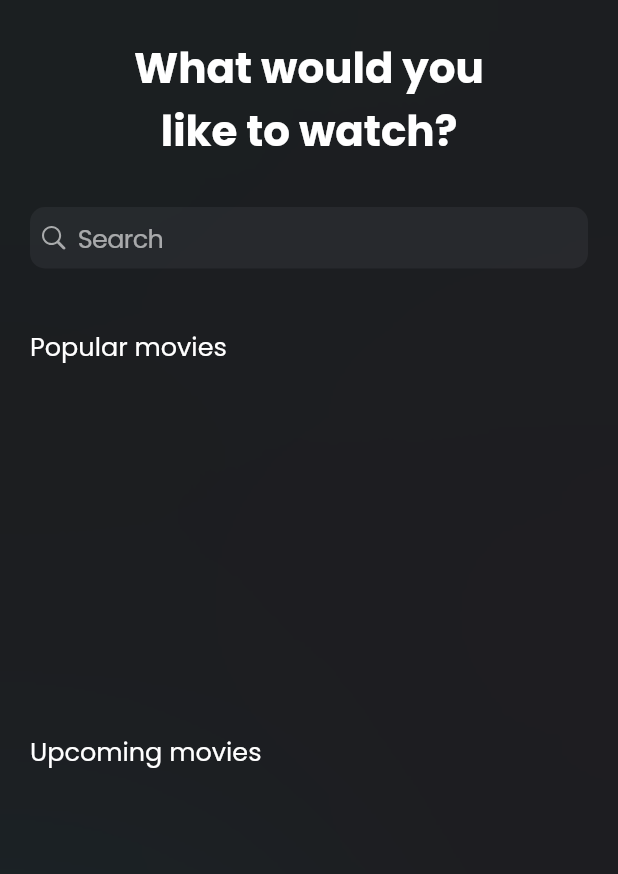
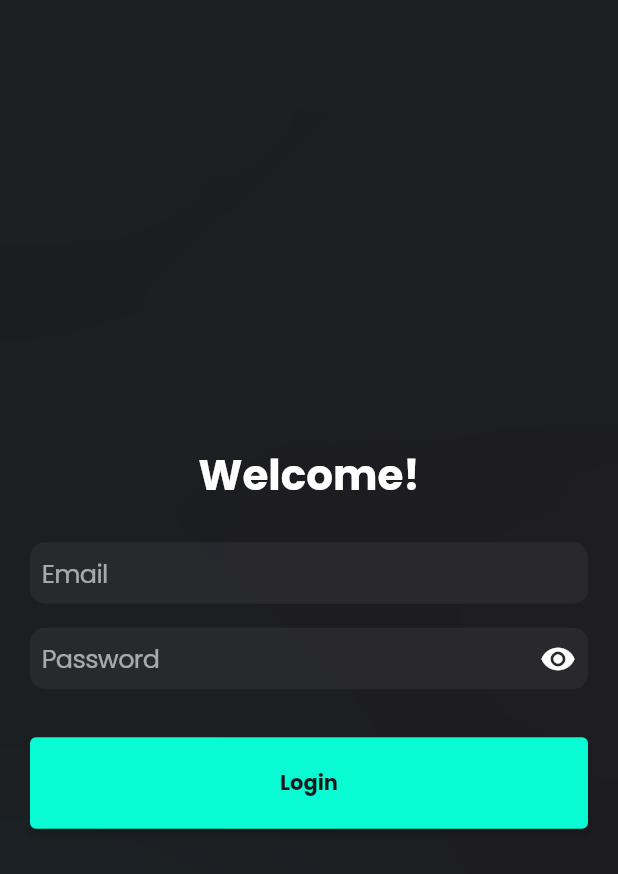
Before and after one commit to Fabri17/ito_my_movies_app, a Flutter app: the screen it shows after launch, on a phone screen of 412 x 824 dp. Shown: the top 874 px of the screen. Run offline on Flutter 3.47's test engine with Material 2 defaults, Android fonts, the phone set to English and light mode, and no system bars; our stand-ins replace flutter_dotenv, flutter_svg, google_fonts, lottie, shared_preferences.

Commit message:
Se agrego pantalla y logica de autenticacion

```diff
--- a/lib/main.dart
+++ b/lib/main.dart
@@ -1,7 +1,6 @@
 import 'package:flutter/material.dart';
 import 'package:flutter_dotenv/flutter_dotenv.dart';
 import 'package:google_fonts/google_fonts.dart';
-import 'package:my_movies_app/src/pages/home_page/home_page.dart';
 import 'package:my_movies_app/src/utils/ui/splash_screen.dart';
 import 'package:shared_preferences/shared_preferences.dart';
 
--- a/lib/src/constants/apis.dart
+++ b/lib/src/constants/apis.dart
@@ -1,3 +1,4 @@
 class Apis {
-  static String MOVIES_API = "api.themoviedb.org";
+  static const String moviesApi = "api.themoviedb.org";
+  static const String authApi = "reqres.in";
 }
--- /dev/null
+++ b/lib/src/pages/login_page/login_page.dart
@@ -0,0 +1,216 @@
+import 'dart:ui';
+
+import 'package:flutter/material.dart';
+import 'package:my_movies_app/main.dart';
+import 'package:my_movies_app/src/constants/colors.dart';
+import 'package:my_movies_app/src/pages/home_page/home_page.dart';
+import 'package:my_movies_app/src/utils/services/auth_service.dart';
+import 'package:my_movies_app/src/utils/tools/validators.dart';
+import 'package:my_movies_app/src/widgets/inputs/general_input.dart';
+
+class LoginPage extends StatefulWidget {
+  const LoginPage({Key? key}) : super(key: key);
+
+  @override
+  State<LoginPage> createState() => _LoginPageState();
+}
+
+class _LoginPageState extends State<LoginPage> {
+  final _formKey = GlobalKey<FormState>();
+  bool _isLoading = false;
+
+  //User info
+  String email = "";
+  String password = "";
+
+  @override
+  Widget build(BuildContext context) {
+    final screenHeight = MediaQuery.of(context).size.height;
+
+    return Scaffold(
+      backgroundColor: colors.kBlackColor,
+      extendBody: true,
+      body: Stack(
+        children: [
+          Positioned(
+            top: -100,
+            left: -100,
+            child: Container(
+              height: 200,
+              width: 200,
+              decoration: BoxDecoration(
+                shape: BoxShape.circle,
+                color: colors.kGreenColor.withOpacity(0.5),
+              ),
+              child: BackdropFilter(
+                filter: ImageFilter.blur(
+                  sigmaX: 200,
+                  sigmaY: 200,
+                ),
+                child: Container(
+                  height: 200,
+                  width: 200,
+                  color: Colors.transparent,
+                ),
+              ),
+            ),
+          ),
+          Positioned(
+            top: screenHeight * 0.4,
+            right: -88,
+            child: Container(
+              height: 166,
+              width: 166,
+              decoration: BoxDecoration(
+                shape: BoxShape.circle,
+                color: colors.kPinkColor.withOpacity(0.5),
+              ),
+              child: BackdropFilter(
+                filter: ImageFilter.blur(
+                  sigmaX: 200,
+                  sigmaY: 200,
+                ),
+                child: Container(
+                  height: 166,
+                  width: 166,
+                  color: Colors.transparent,
+                ),
+              ),
+            ),
+          ),
+          Positioned(
+            bottom: -100,
+            left: -100,
+            child: Container(
+              height: 200,
+              width: 200,
+              decoration: BoxDecoration(
+                shape: BoxShape.circle,
+                color: colors.kCyanColor.withOpacity(0.5),
+              ),
+              child: BackdropFilter(
+                filter: ImageFilter.blur(
+                  sigmaX: 200,
+                  sigmaY: 200,
+                ),
+                child: Container(
+                  height: 200,
+                  width: 200,
+                  color: Colors.transparent,
+                ),
+              ),
+            ),
+          ),
+          SafeArea(
+            child: Form(
+              key: _formKey,
+              child: Column(
+                mainAxisAlignment: MainAxisAlignment.center,
+                children: [
+                  const SizedBox(height: 24),
+                  Text(
+                    'Welcome!',
+                    textAlign: TextAlign.center,
+                    style: TextStyle(
+                      fontSize: 28,
+                      color: colors.kWhiteColor,
+                      fontWeight: FontWeight.w700,
+                    ),
+                  ),
+                  const SizedBox(height: 24),
+                  GeneralInputWidget(
+                    padding: const EdgeInsets.symmetric(horizontal: 20),
+                    hintText: "Email",
+                    validator: (val) {
+                      var _result = validators.validateText(val);
+                      if (_result != null) return _result;
+                      return validators.validateEmail(val);
+                    },
+                    onChange: (value) {
+                      email = value;
+                    },
+                  ),
+                  const SizedBox(height: 16),
+                  GeneralInputWidget(
+                    padding: const EdgeInsets.symmetric(horizontal: 20),
+                    hintText: "Password",
+                    isPassword: true,
+                    validator: (val) {
+                      return validators.validateText(val);
+                    },
+                    onChange: (value) {
+                      password = value;
+                    },
+                  ),
+                  const SizedBox(height: 32),
+                  Padding(
+                    padding: const EdgeInsets.symmetric(horizontal: 20),
+                    child: ElevatedButton(
+                      onPressed: () => _performLogin(),
+                      style: ElevatedButton.styleFrom(
+                        padding: const EdgeInsets.all(20),
+                        primary: colors.kGreenColor,
+                      ),
+                      child: Row(
+                        mainAxisAlignment: MainAxisAlignment.center,
+                        children: [
+                          Text(
+                            'Login',
+                            style: TextStyle(
+                              color: colors.kBlackColor,
+                              fontWeight: FontWeight.bold,
+                            ),
+                          ),
+                          if (_isLoading)
+                            Container(
+                              margin: const EdgeInsets.only(left: 10),
+                              width: 20,
+                              height: 20,
+                              child: CircularProgressIndicator(
+                                color: colors.kBlackColor,
+                              ),
+                            ),
+                        ],
+                      ),
+                    ),
+                  ),
+                ],
+              ),
+            ),
+          ),
+        ],
+      ),
+    );
+  }
+
+  _performLogin() async {
+    if (_formKey.currentState!.validate()) {
+      setState(() {
+        _isLoading = true;
+      });
+
+      var token = await authService.authUser(email, password);
+
+      if (token.isNotEmpty) {
+        sharedPreferences.setString('auth-token', token);
+
+        // Go home
+        Navigator.pushAndRemoveUntil(
+          context,
+          MaterialPageRoute(builder: (_) => const HomePage()),
+          (route) => false,
+        );
+      } else {
+        ScaffoldMessenger.of(context).showSnackBar(
+          const SnackBar(
+            content: Text('Incorrect credentials, try again.'),
+          ),
+        );
+      }
+
+      setState(() {
+        _isLoading = false;
+      });
+    } else {}
+  }
+}
--- /dev/null
+++ b/lib/src/utils/services/auth_service.dart
@@ -0,0 +1,29 @@
+import 'package:flutter/material.dart';
+import 'package:my_movies_app/src/constants/apis.dart';
+import 'package:http/http.dart' as http;
+import 'dart:convert' as convert;
+
+class AuthService {
+  String baseUrl = Apis.authApi;
+
+  Future<String> authUser(String email, String password) async {
+    var url = Uri.https(baseUrl, '/api/login');
+    var response = await http.post(
+      url,
+      body: {
+        'email': email,
+        'password': password,
+      },
+    );
+    if (response.statusCode == 200) {
+      var json = convert.jsonDecode(response.body) as Map<String, dynamic>;
+      return json['token'];
+    } else {
+      debugPrint('Request failed with status: ${response.statusCode}.');
+    }
+
+    return "";
+  }
+}
+
+AuthService authService = AuthService();
--- a/lib/src/utils/services/movies_service.dart
+++ b/lib/src/utils/services/movies_service.dart
@@ -6,8 +6,8 @@ import 'dart:convert' as convert;
 
 import 'package:my_movies_app/src/utils/models/movie.dart';
 
-class MoviesServices {
-  String baseUrl = Apis.MOVIES_API;
+class MoviesService {
+  String baseUrl = Apis.moviesApi;
   String accessToken = dotenv.env['MOVIES_ACCESS_TOKEN']!;
 
   Future<List<Movie>> getPopularMovies() async {
@@ -51,4 +51,4 @@ class MoviesServices {
   }
 }
 
-MoviesServices moviesServices = MoviesServices();
+MoviesService moviesServices = MoviesService();
--- /dev/null
+++ b/lib/src/widgets/inputs/general_input.dart
@@ -0,0 +1,92 @@
+import 'package:flutter/material.dart';
+
+import 'package:my_movies_app/src/constants/colors.dart';
+
+class GeneralInputWidget extends StatefulWidget {
+  const GeneralInputWidget({
+    Key? key,
+    required this.padding,
+    required this.hintText,
+    this.isPassword = false,
+    required this.validator,
+    required this.onChange,
+  }) : super(key: key);
+
+  final EdgeInsetsGeometry padding;
+  final String hintText;
+  final bool isPassword;
+  final Function(String) validator;
+  final Function(String) onChange;
+
+  @override
+  State<GeneralInputWidget> createState() => _GeneralInputWidgetState();
+}
+
+class _GeneralInputWidgetState extends State<GeneralInputWidget> {
+  bool _showPassword = false;
+
+  @override
+  Widget build(BuildContext context) {
+    return Padding(
+      padding: widget.padding,
+      child: Container(
+        // height: 36,
+        decoration: BoxDecoration(
+          color: colors.kGreyColor.withOpacity(0.12),
+          borderRadius: BorderRadius.circular(10),
+        ),
+        child: Row(
+          children: [
+            const SizedBox(
+              width: 8,
+            ),
+            Expanded(
+              child: TextFormField(
+                style: TextStyle(
+                  color: colors.kWhiteColor.withOpacity(0.6),
+                  fontSize: 17,
+                  letterSpacing: -0.41,
+                ),
+                validator: (value) {
+                  return widget.validator.call(value!);
+                },
+                onChanged: (value) => widget.onChange.call(value),
+                obscureText: widget.isPassword ? !_showPassword : false,
+                decoration: InputDecoration(
+                  hintText: widget.hintText,
+                  border: InputBorder.none,
+                  isDense: true,
+                  hintStyle: TextStyle(
+                    color: colors.kWhiteColor.withOpacity(0.6),
+                    fontSize: 17,
+                    letterSpacing: -0.41,
+                  ),
+                  errorStyle: const TextStyle(
+                    color: Colors.red,
+                    fontSize: 12,
+                    letterSpacing: -0.41,
+                  ),
+                ),
+              ),
+            ),
+            if (widget.isPassword)
+              GestureDetector(
+                onTap: () {
+                  setState(() {
+                    _showPassword = !_showPassword;
+                  });
+                },
+                child: Icon(
+                  !_showPassword ? Icons.remove_red_eye : Icons.hide_source,
+                  color: colors.kWhiteColor,
+                ),
+              ),
+            const SizedBox(
+              width: 8,
+            ),
+          ],
+        ),
+      ),
+    );
+  }
+}
```
Also changed, not shown: lib/src/utils/tools/validators.dart (added, +44 -0 lines), lib/src/utils/ui/splash_screen.dart (+19 -9 lines).
